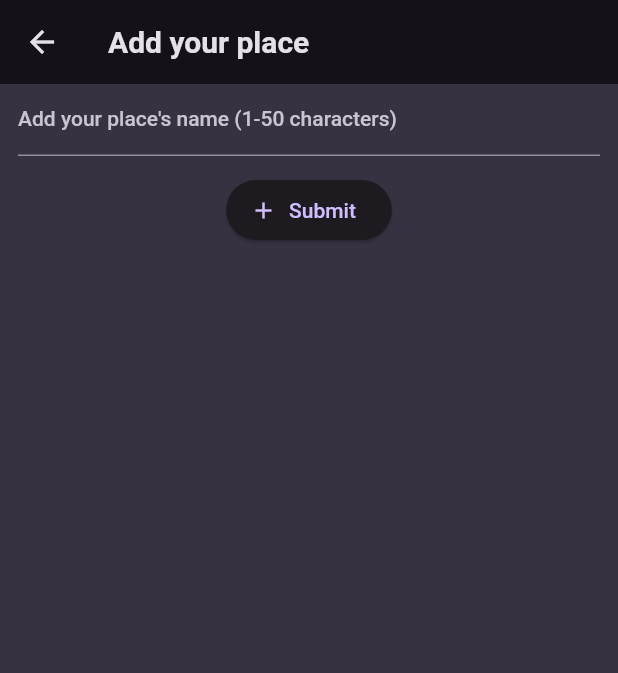
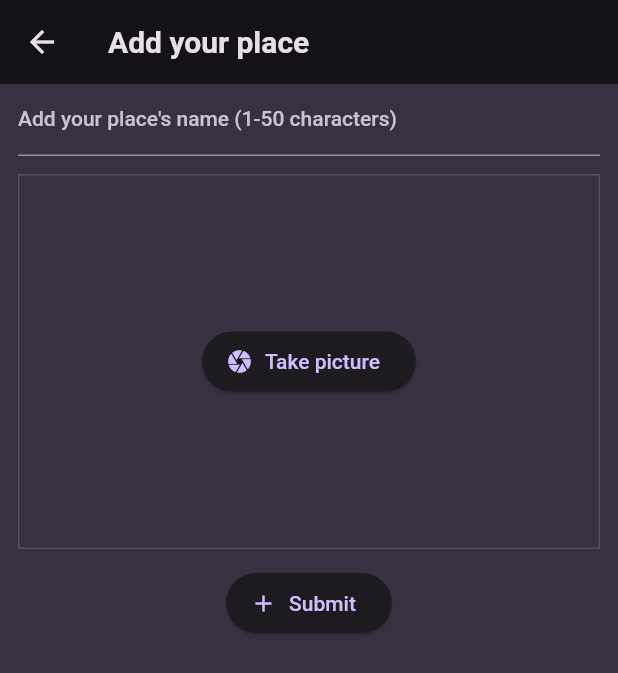
Before and after one commit to vucongtuananh/favorite-place-app, a Flutter app: the AddPlaces screen opened directly, on a phone screen of 412 x 824 dp. Shown: the top 673 px of the screen. Run offline on Flutter 3.47's test engine with Material 2 defaults, Android fonts, the phone set to English and light mode, and no system bars; our stand-ins replace flutter_riverpod, google_fonts, image_picker.

Commit message:
done step pick image

```diff
--- a/lib/models/place.dart
+++ b/lib/models/place.dart
@@ -1,9 +1,12 @@
+import 'dart:io';
+
 import 'package:uuid/uuid.dart';
 
 const uuid = Uuid();
 
 class Place {
-  Place({required this.title}) : id = uuid.v4();
+  Place({required this.title, required this.image}) : id = uuid.v4();
   final String title;
   final String id;
+  final File image;
 }
--- a/lib/providers/places_list_provider.dart
+++ b/lib/providers/places_list_provider.dart
@@ -1,11 +1,13 @@
+import 'dart:io';
+
 import 'package:favorite_place_app/models/place.dart';
 import 'package:flutter_riverpod/flutter_riverpod.dart';
 
 class ListPlacesNotifer extends StateNotifier<List<Place>> {
   ListPlacesNotifer() : super(const []);
 
-  void addNewPlace(String title) {
-    state = [Place(title: title), ...state];
+  void addNewPlace(String title, File image) {
+    state = [Place(title: title, image: image), ...state];
   }
 }
 
--- a/lib/screens/add_place.dart
+++ b/lib/screens/add_place.dart
@@ -1,4 +1,7 @@
+import 'dart:io';
+
 import 'package:favorite_place_app/providers/places_list_provider.dart';
+import 'package:favorite_place_app/widgets/image_input.dart';
 import 'package:flutter/material.dart';
 import 'package:flutter_riverpod/flutter_riverpod.dart';
 
@@ -10,12 +13,20 @@ class AddPlaces extends ConsumerStatefulWidget {
 }
 
 class _AddPlacesState extends ConsumerState<AddPlaces> {
+  File? pickImage;
   final placeInput = TextEditingController();
+  @override
+  void dispose() {
+    placeInput.dispose();
+    super.dispose();
+  }
+
   void addPlace() {
-    if (placeInput.text.isEmpty) {
+    if (placeInput.text.isEmpty || pickImage == null) {
       return;
     }
-    ref.read(listPlacesProvider.notifier).addNewPlace(placeInput.text);
+    ref.read(listPlacesProvider.notifier).addNewPlace(placeInput.text, pickImage!);
+    Navigator.pop(context);
   }
 
   @override
@@ -29,18 +40,22 @@ class _AddPlacesState extends ConsumerState<AddPlaces> {
           child: Column(
             children: [
               TextField(
+                style: TextStyle(color: Theme.of(context).colorScheme.onBackground),
                 controller: placeInput,
                 decoration: const InputDecoration(label: Text("Add your place's name (1-50 characters)")),
               ),
               const SizedBox(
                 height: 12,
               ),
-              ElevatedButton.icon(
-                  onPressed: () {
-                    // print(placeInput.text);
-                  },
-                  icon: const Icon(Icons.add),
-                  label: const Text("Submit"))
+              ImageInput(
+                onPickImage: (File image) {
+                  pickImage = image;
+                },
+              ),
+              const SizedBox(
+                height: 12,
+              ),
+              ElevatedButton.icon(onPressed: addPlace, icon: const Icon(Icons.add), label: const Text("Submit"))
             ],
           )),
     );
--- /dev/null
+++ b/lib/widgets/image_input.dart
@@ -0,0 +1,54 @@
+import 'dart:io';
+
+import 'package:flutter/material.dart';
+import 'package:image_picker/image_picker.dart';
+
+class ImageInput extends StatefulWidget {
+  const ImageInput({super.key, required this.onPickImage});
+  final void Function(File image) onPickImage;
+  @override
+  State<ImageInput> createState() => _ImageInputState();
+}
+
+class _ImageInputState extends State<ImageInput> {
+  File? imageTook;
+  void takeImage() async {
+    final ImagePicker imagePicker = ImagePicker();
+    final openCamera = await imagePicker.pickImage(source: ImageSource.camera);
+    if (openCamera == null) {
+      return;
+    }
+    setState(() {
+      imageTook = File(openCamera.path);
+    });
+    widget.onPickImage(imageTook!);
+  }
+
+  @override
+  Widget build(BuildContext context) {
+    Widget content = ElevatedButton.icon(
+        label: const Text("Take picture"),
+        onPressed: takeImage,
+        icon: const Icon(
+          Icons.camera,
+        ));
+    if (imageTook != null) {
+      content = GestureDetector(
+        onTap: takeImage,
+        child: Image.file(
+          imageTook!,
+          fit: BoxFit.cover,
+          width: double.infinity,
+          height: double.infinity,
+        ),
+      );
+    }
+    return Container(
+      decoration: BoxDecoration(border: Border.all(color: Theme.of(context).colorScheme.primary.withOpacity(0.2))),
+      height: 250,
+      alignment: Alignment.center,
+      width: double.infinity,
+      child: content,
+    );
+  }
+}
--- a/pubspec.yaml
+++ b/pubspec.yaml
@@ -38,6 +38,7 @@ dependencies:
   google_fonts: ^6.1.0
   flutter_riverpod: ^2.4.5
   uuid: ^4.1.0
+  image_picker: ^1.0.4
 
 dev_dependencies:
   flutter_test:
```
Also changed, not shown: lib/screens/place_details.dart (+25 -0 lines), lib/screens/places.dart (+7 -3 lines), lib/widgets/places_list.dart (+15 -5 lines), pubspec.lock, 5 other files.
